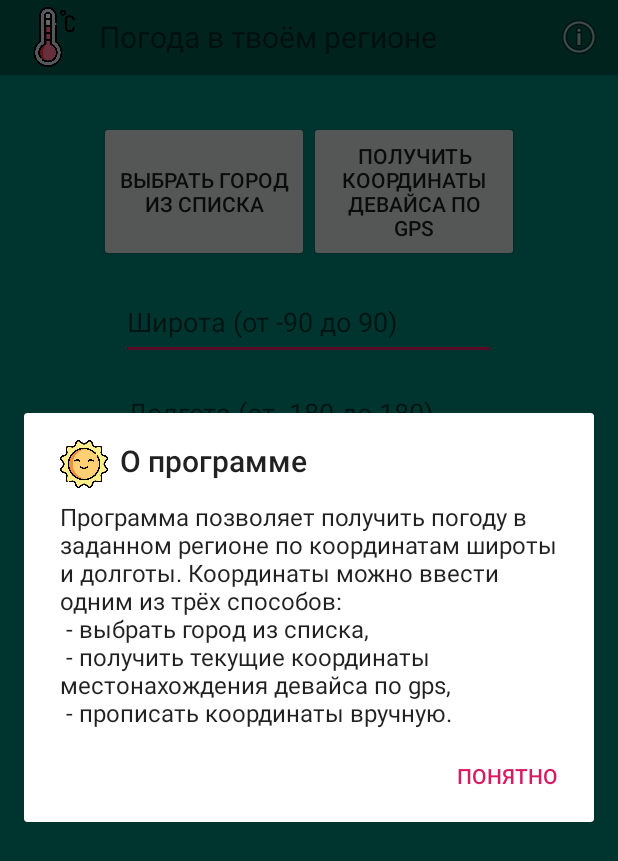
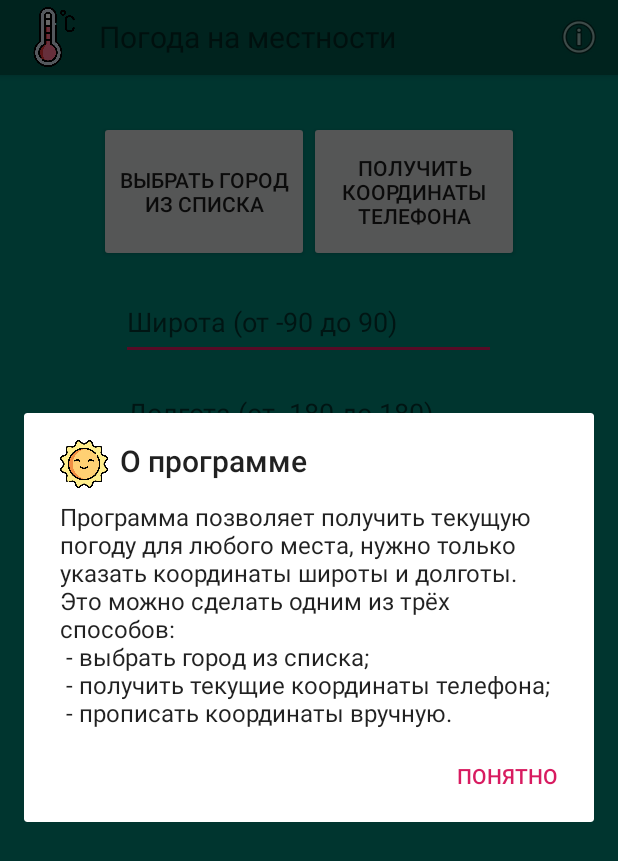
Before and after one commit to Kochenkov/Android-Java-WeatherFromOpenAPI, an Android app: the screen it shows after launch (MainActivity), after a tap on an icon or button, on a phone screen of 412 x 824 dp. Shown: the top 861 px of the screen. Run offline under Robolectric (Android 15) with nearby library versions, the phone set to English and light mode, and no system bars.

```diff
--- a/app/src/main/java/com/vkochenkov/weatherfromopenapis/MainActivity.java
+++ b/app/src/main/java/com/vkochenkov/weatherfromopenapis/MainActivity.java
@@ -20,9 +20,6 @@ import android.widget.TextView;
 
 import com.vkochenkov.weatherfromopenapis.entities.response.MainResponseObject;
 import com.vkochenkov.weatherfromopenapis.retrofit.WeatherApiManager;
-
-import java.util.Timer;
-import java.util.TimerTask;
 
 import retrofit2.Call;
 import retrofit2.Callback;
@@ -64,9 +61,10 @@ public class MainActivity extends AppCompatActivity {
     private Double pressureMm;
 
     //менеджер геолокации
-    LocationManager locationManager;
+    private LocationManager locationManager;
 
-    //флаг на таймер
+    //флаг на загрузку геолокации
+    //todo добавить анимацию на загрузку
     private Boolean locationListenerFlag = false;
 
     @Override
@@ -198,6 +196,7 @@ public class MainActivity extends AppCompatActivity {
 
         locationManager = (LocationManager) getSystemService(Context.LOCATION_SERVICE);
 
+        //запускаем получение геолокации
         if (ActivityCompat.checkSelfPermission(this, Manifest.permission.ACCESS_FINE_LOCATION) != PackageManager.PERMISSION_GRANTED) {
             alertTitle = "Системное сообщение";
             alertMessage = "Пожалуйста, зайдите в настройки телефона, и включите разрешение геолокации для этого приложения.";
@@ -206,28 +205,9 @@ public class MainActivity extends AppCompatActivity {
             showAlert(alertTitle, alertMessage, alertButtonText, alertIcon);
             return;
         }
+        locationManager.requestLocationUpdates(LocationManager.NETWORK_PROVIDER, 1000, 0, locationListener);
 
-        //запускаем получение геолокации
-        locationManager.requestLocationUpdates(LocationManager.GPS_PROVIDER, 2000, 1, locationListener);
-
-        //выставляем флаг и запускаем таймер, что бы геолокация не жрала батарею вечно
         locationListenerFlag = true;
-        Timer timer = new Timer();
-        timer.schedule(new TimerTask() {
-            @Override
-            public void run() {
-                if (locationListenerFlag) {
-                    locationManager.removeUpdates(locationListener);
-
-                    alertTitle = "Системное сообщение";
-                    alertMessage = "Сейчас установить вашу локацию невозможно. Попробуйте, пожалуйста, позже";
-                    alertButtonText = "Понятно";
-                    alertIcon = R.drawable.flag;
-                    showAlert(alertTitle, alertMessage, alertButtonText, alertIcon);
-                    //todo код выше не работает по непонятной причине. Возможно по таймеру нельзя вызвать алерт
-                }
-            }
-        }, 15000);
     }
 
     //лисенер геолокации
@@ -247,29 +227,34 @@ public class MainActivity extends AppCompatActivity {
                 alertIcon = R.drawable.eclipse;
                 showAlert(alertTitle, alertMessage, alertButtonText, alertIcon);
             }
-            //убираем флаг таймера
-            locationListenerFlag = false;
             //останавливаем работу requestLocationUpdates
             locationManager.removeUpdates(locationListener);
+            //выключаем флаг
+            locationListenerFlag = false;
         }
 
-        //хз для чего нужны эти методы, но без них лисенера не будет
         @Override
         public void onStatusChanged(String provider, int status, Bundle extras) { }
 
         @Override
-        public void onProviderEnabled(String provider) { }
+        public void onProviderEnabled(String provider) {
+//            Toast.makeText(getBaseContext(), "Gps is turned on!! ",
+//                    Toast.LENGTH_SHORT).show();
+        }
 
         @Override
-        public void onProviderDisabled(String provider) { }
+        public void onProviderDisabled(String provider) {
+//            Toast.makeText(getBaseContext(), "Gps is turned off!! ",
+//                    Toast.LENGTH_SHORT).show();
+        }
     };
 
     public void showProgramInfo(View view) {
         alertTitle = "О программе";
-        alertMessage = "Программа позволяет получить погоду в заданном регионе по координатам широты и долготы. " +
-                "Координаты можно ввести одним из трёх способов: \n" +
-                " - выбрать город из списка, \n" +
-                " - получить текущие координаты местонахождения девайса по gps, \n" +
+        alertMessage = "Программа позволяет получить текущую погоду для любого места, нужно только указать координаты широты и долготы. " +
+                "Это можно сделать одним из трёх способов: \n" +
+                " - выбрать город из списка; \n" +
+                " - получить текущие координаты телефона; \n" +
                 " - прописать координаты вручную.";
         alertButtonText = "Понятно";
         alertIcon = R.drawable.clear_day;
--- a/app/src/main/res/layout/activity_main.xml
+++ b/app/src/main/res/layout/activity_main.xml
@@ -56,7 +56,7 @@
                     android:layout_marginTop="5dp"
                     android:layout_marginBottom="5dp"
                     android:onClick="setDeviceLocation"
-                    android:text="Получить координаты девайса по gps"
+                    android:text="Получить координаты телефона"
                     app:layout_constraintBottom_toBottomOf="parent"
                     app:layout_constraintEnd_toEndOf="parent"
                     app:layout_constraintStart_toStartOf="parent"
--- a/app/src/main/res/values/strings.xml
+++ b/app/src/main/res/values/strings.xml
@@ -1,3 +1,3 @@
 <resources>
-    <string name="app_name">Погода в твоём регионе</string>
+    <string name="app_name">Погода на местности</string>
 </resources>
```
